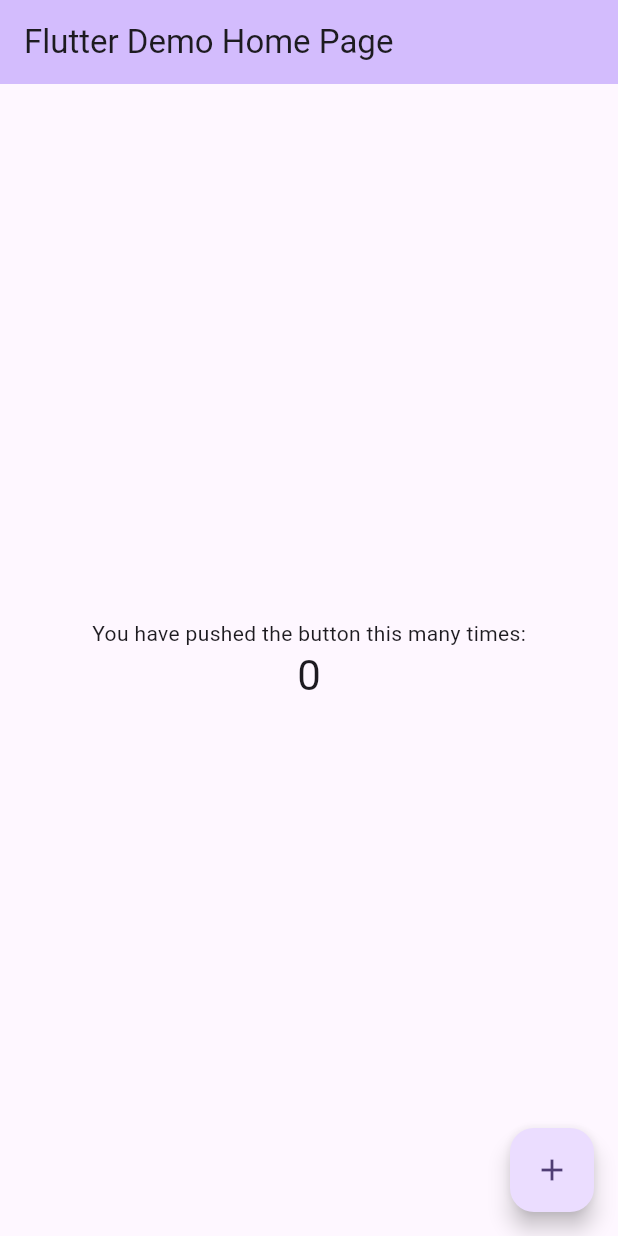
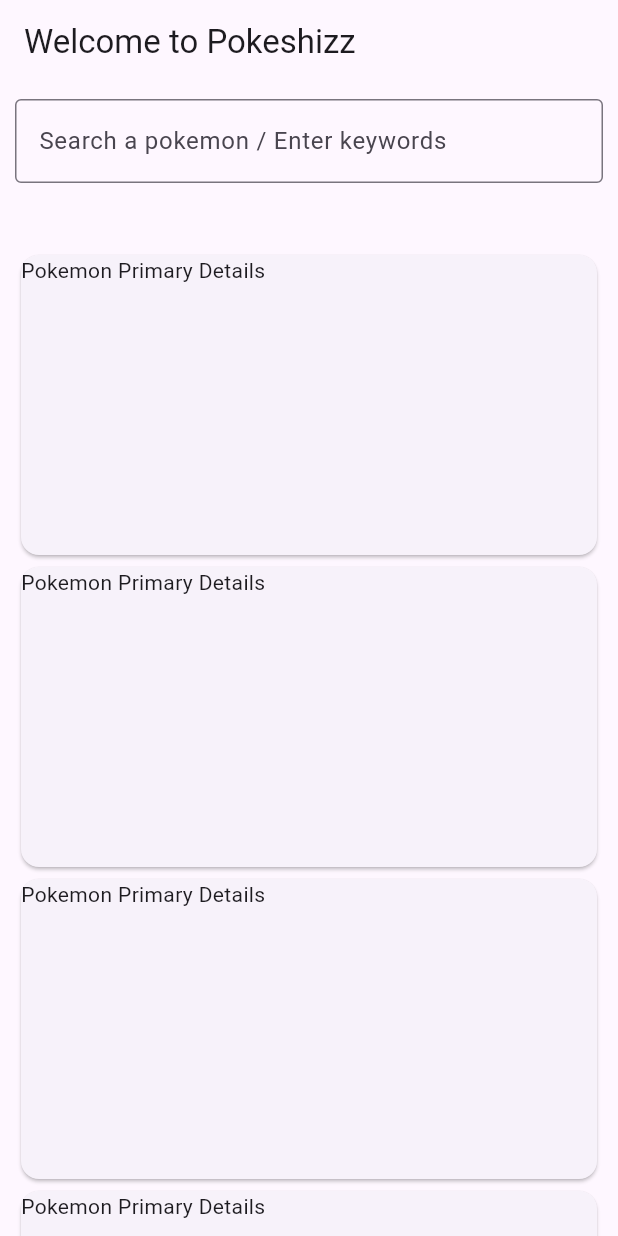
Before and after one commit to jaoskillz/simple-pokedex, a Flutter app: the screen it shows after launch, on a phone screen of 412 x 824 dp. Run offline on Flutter 3.47's test engine with Material 3 defaults, Android fonts, the phone set to English and light mode, and no system bars.

Commit message:
added initial commit (created home page list view widget?)

```diff
--- /dev/null
+++ b/lib/components/views/page_contents/homepage.dart
@@ -0,0 +1,45 @@
+import 'package:flutter/material.dart';
+
+class Homepage extends StatelessWidget {
+  const Homepage({super.key});
+  static const int itemCount = 20;
+
+  @override
+  Widget build(BuildContext context) {
+    const String pageTitle = 'Welcome to Pokeshizz';
+    return MaterialApp(
+        title: pageTitle,
+        home: Scaffold(
+            appBar: AppBar(title: const Text(pageTitle)),
+            body: SingleChildScrollView(
+              padding: const EdgeInsets.all(10),
+              child: Column(
+                children: [
+                  const SizedBox(
+                    height: 100,
+                    child: TextField(
+                      decoration: InputDecoration(
+                        border: OutlineInputBorder(),
+                        hintText: 'Search a pokemon / Enter keywords',
+                      ),
+                    ),
+                  ),
+                  ListView.builder(
+                      physics: const NeverScrollableScrollPhysics(),
+                      scrollDirection: Axis.vertical,
+                      shrinkWrap: true,
+                      itemCount: itemCount,
+                      itemBuilder: (BuildContext context, int index) {
+                        return Card(
+                          child: SizedBox(
+                            width: MediaQuery.of(context).size.width,
+                            height: 200,
+                            child: const Text('Pokemon Primary Details'),
+                          ),
+                        );
+                      })
+                ],
+              ),
+            )));
+  }
+}
--- a/lib/main.dart
+++ b/lib/main.dart
@@ -1,4 +1,5 @@
 import 'package:flutter/material.dart';
+import 'package:simple_pokedex/components/views/page_contents/homepage.dart';
 
 void main() {
   runApp(const MyApp());
@@ -31,95 +32,7 @@
         colorScheme: ColorScheme.fromSeed(seedColor: Colors.deepPurple),
         useMaterial3: true,
       ),
-      home: const MyHomePage(title: 'Flutter Demo Home Page'),
+      home: const Homepage(),
     );
   }
 }
-
-class MyHomePage extends StatefulWidget {
-  const MyHomePage({super.key, required this.title});
-
-  // This widget is the home page of your application. It is stateful, meaning
-  // that it has a State object (defined below) that contains fields that affect
-  // how it looks.
-
-  // This class is the configuration for the state. It holds the values (in this
-  // case the title) provided by the parent (in this case the App widget) and
-  // used by the build method of the State. Fields in a Widget subclass are
-  // always marked "final".
-
-  final String title;
-
-  @override
-  State<MyHomePage> createState() => _MyHomePageState();
-}
-
-class _MyHomePageState extends State<MyHomePage> {
-  int _counter = 0;
-
-  void _incrementCounter() {
-    setState(() {
-      // This call to setState tells the Flutter framework that something has
-      // changed in this State, which causes it to rerun the build method below
-      // so that the display can reflect the updated values. If we changed
-      // _counter without calling setState(), then the build method would not be
-      // called again, and so nothing would appear to happen.
-      _counter++;
-    });
-  }
-
-  @override
-  Widget build(BuildContext context) {
-    // This method is rerun every time setState is called, for instance as done
-    // by the _incrementCounter method above.
-    //
-    // The Flutter framework has been optimized to make rerunning build methods
-    // fast, so that you can just rebuild anything that needs updating rather
-    // than having to individually change instances of widgets.
-    return Scaffold(
-      appBar: AppBar(
-        // TRY THIS: Try changing the color here to a specific color (to
-        // Colors.amber, perhaps?) and trigger a hot reload to see the AppBar
-        // change color while the other colors stay the same.
-        backgroundColor: Theme.of(context).colorScheme.inversePrimary,
-        // Here we take the value from the MyHomePage object that was created by
-        // the App.build method, and use it to set our appbar title.
-        title: Text(widget.title),
-      ),
-      body: Center(
-        // Center is a layout widget. It takes a single child and positions it
-        // in the middle of the parent.
-        child: Column(
-          // Column is also a layout widget. It takes a list of children and
-          // arranges them vertically. By default, it sizes itself to fit its
-          // children horizontally, and tries to be as tall as its parent.
-          //
-          // Column has various properties to control how it sizes itself and
-          // how it positions its children. Here we use mainAxisAlignment to
-          // center the children vertically; the main axis here is the vertical
-          // axis because Columns are vertical (the cross axis would be
-          // horizontal).
-          //
-          // TRY THIS: Invoke "debug painting" (choose the "Toggle Debug Paint"
-          // action in the IDE, or press "p" in the console), to see the
-          // wireframe for each widget.
-          mainAxisAlignment: MainAxisAlignment.center,
-          children: <Widget>[
-            const Text(
-              'You have pushed the button this many times:',
-            ),
-            Text(
-              '$_counter',
-              style: Theme.of(context).textTheme.headlineMedium,
-            ),
-          ],
-        ),
-      ),
-      floatingActionButton: FloatingActionButton(
-        onPressed: _incrementCounter,
-        tooltip: 'Increment',
-        child: const Icon(Icons.add),
-      ), // This trailing comma makes auto-formatting nicer for build methods.
-    );
-  }
-}
```
